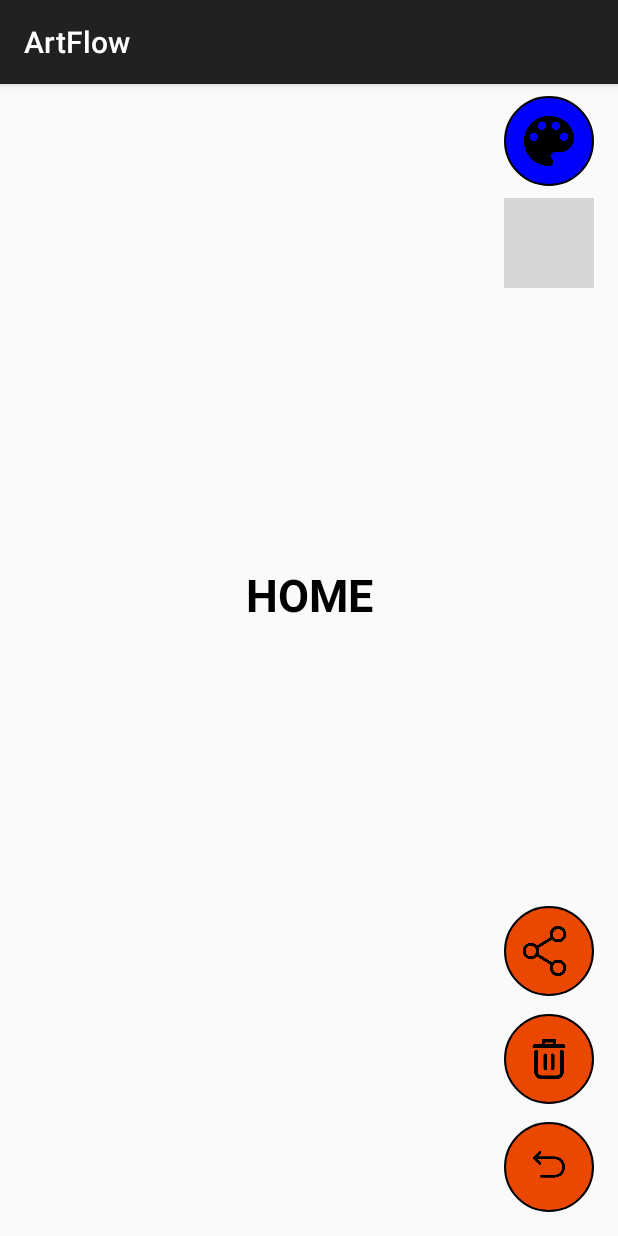
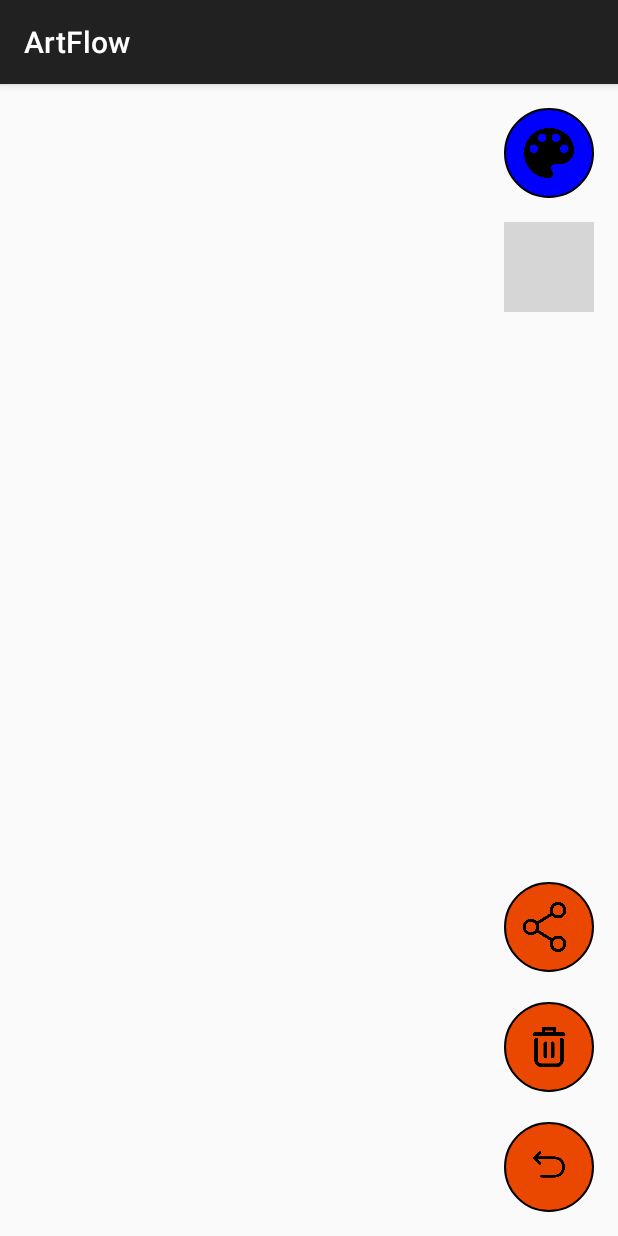
Before and after one commit to 5ditto/SA, an Android app built with Jetpack Compose: the screen it shows after launch (Home), on a phone screen of 412 x 824 dp. Run offline under Robolectric (Android 15) with nearby library versions, the phone set to English and light mode, and no system bars; our stand-ins replace Firebase (no records; nobody signed in at launch, a user with empty details on screens opened directly); libraries missing offline, so code that uses them is left out: yuku.ambilwarna; grey boxes are pictures that could not be loaded.

Commit message:
com erros

```diff
--- a/ArtFlow/app/src/main/AndroidManifest.xml
+++ b/ArtFlow/app/src/main/AndroidManifest.xml
@@ -37,7 +37,7 @@
             android:grantUriPermissions="true">
             <meta-data
                 android:name="android.support.FILE_PROVIDER_PATHS"
-                android:resource="@xml/file_paths" />
+                android:resource="@xml/provider_paths" />
         </provider>
     </application>
 
--- a/ArtFlow/app/src/main/java/com/example/artflow/ui/CanvasView.kt
+++ b/ArtFlow/app/src/main/java/com/example/artflow/ui/CanvasView.kt
@@ -1,5 +1,6 @@
 package com.example.artflow.ui
 
+import android.annotation.SuppressLint
 import android.content.Context
 import android.content.Intent
 import android.graphics.*
@@ -10,68 +11,83 @@ import android.view.View
 import androidx.core.content.FileProvider
 import java.io.File
 import java.io.FileOutputStream
+import android.graphics.Color
+import android.view.MotionEvent
 import java.io.IOException
-import android.graphics.Color
 
-class CanvasView : View {
-    private val paint = Paint()
-    private val path = Path()
-    private var brushColor: Int = Color.BLACK
+class CanvasView(context: Context, attrs: AttributeSet?): View(context,attrs) {
+    private val paths  = ArrayList<Pair<Path, Paint>>()
+    private lateinit var currentPath: Path
+    private lateinit var currentPaint: Paint
+    private var isBitmapReady = false
 
-    constructor(context: Context) : super(context) {
-        init(null)
+    init{
+        setupPaint(Color.BLACK, 10f)
     }
 
-    constructor(context: Context, attrs: AttributeSet?) : super(context, attrs) {
-        init(attrs)
+    private fun setupPaint(color: Int, width : Float){
+        currentPaint = Paint()
+        currentPaint.isAntiAlias = true
+        currentPaint.color = color
+        currentPaint.style = Paint.Style.STROKE
+        currentPaint.strokeJoin = Paint.Join.ROUND
+        currentPaint.strokeWidth = width
     }
 
-    constructor(context: Context, attrs: AttributeSet?, defStyleAttr: Int) : super(context, attrs, defStyleAttr) {
-        init(attrs)
+    fun setColor(color: Int) {
+        currentPaint.color = color
     }
 
-    fun setStrokeWidth(i : Float){
-        this.paint.strokeWidth = i
+    fun setStrokeWidth(width: Float) {
+        currentPaint.strokeWidth = width
     }
 
-    private fun init(attrs: AttributeSet?) {
-        paint.isAntiAlias = true
-        paint.strokeWidth = 10f
-        paint.style = Paint.Style.STROKE
-        paint.color = brushColor // Define a cor do pincel
+    override fun onDraw(canvas: Canvas) {
+        super.onDraw(canvas)
+        paths.forEach { (path, paint) ->
+            canvas.drawPath(path, paint)
+        }
+        isBitmapReady = true
     }
 
+    @SuppressLint("ClickableViewAccessibility")
+    override fun onTouchEvent(event: MotionEvent): Boolean {
+        val touchX = event.x
+        val touchY = event.y
 
-    fun setBrushColor(color: Int){
-        brushColor = color
-        paint.color = color
+        when(event.action){
+            MotionEvent.ACTION_DOWN -> {
+                currentPath = Path()
+                currentPath.moveTo(touchX, touchY)
+                paths.add(Pair(currentPath, Paint(currentPaint)))
+            }
+            MotionEvent.ACTION_MOVE -> {
+                currentPath.lineTo(touchX, touchY)
+            }
+            MotionEvent.ACTION_UP -> {
+                // No caso de ACTION_UP, não precisamos fazer nada
+            }
+        }
         invalidate()
+        return true
     }
 
-    // Desenhar
-    override fun onDraw(canvas: Canvas) {
-        super.onDraw(canvas)
-
-        canvas.drawPath(path,paint)
-    }
-
-
     // Clear
-    fun clearCanvas(){
-        path.reset()
+    fun clear() {
+        paths.clear()
         invalidate()
     }
 
     // Undo
-    fun undo(){
-        if(!path.isEmpty){
-            path.reset()
+    fun undo() {
+        if (paths.size > 0) {
+            paths.removeAt(paths.size - 1)
             invalidate()
         }
     }
 
     // Share
-    fun shareCanvasDrawing() {
+    fun shareDrawing() {
         val bitmap = Bitmap.createBitmap(width, height, Bitmap.Config.ARGB_8888)
         val canvas = Canvas(bitmap)
         draw(canvas)
@@ -98,6 +114,4 @@ class CanvasView : View {
         }
         return file
     }
-
-
 }
--- a/ArtFlow/app/src/main/java/com/example/artflow/ui/Home.kt
+++ b/ArtFlow/app/src/main/java/com/example/artflow/ui/Home.kt
@@ -3,8 +3,8 @@ package com.example.artflow.ui
 import android.annotation.SuppressLint
 import android.content.Context
 import android.graphics.Color
+import android.graphics.drawable.GradientDrawable
 import android.hardware.SensorManager
-import android.graphics.drawable.GradientDrawable
 import androidx.appcompat.app.AppCompatActivity
 import android.os.Bundle
 import android.view.View
@@ -18,8 +18,6 @@ import yuku.ambilwarna.AmbilWarnaDialog
 private val INITIAL_SIZE = 10f // Tamanho inicial da bolinha
 private val MAX_SIZE = 20f // Tamanho máximo do pincel
 private val MIN_SIZE = 1f // Tamanho mínimo do pincel
-
-
 
 class Home : AppCompatActivity() {
     private var initialColor = Color.BLACK
@@ -36,28 +34,25 @@ class Home : AppCompatActivity() {
         val undoButton = findViewById<ImageView>(R.id.btn_undo)
         val colorButton = findViewById<ImageView>(R.id.btn_color)
         val widthButton = findViewById<ImageView>(R.id.btn_width)
+
         shareButton.setOnClickListener {
-            canvasView.shareCanvasDrawing()
+            canvasView.shareDrawing()
         }
         deleteButton.setOnClickListener {
-            canvasView.clearCanvas()
+            canvasView.clear()
         }
         undoButton.setOnClickListener {
             canvasView.undo()
         }
         colorButton.setOnClickListener {
-            openColorPicker(canvasView,colorButton)
+            openColorPicker(canvasView, colorButton)
         }
         widthButton.setOnClickListener {
-            changeWidth(widthButton,canvasView)
+            changeWidth(widthButton, canvasView)
         }
 
-
         val sensorManager = getSystemService(Context.SENSOR_SERVICE) as SensorManager
-
-        sensorDataCollector = SensorDataCollector(sensorManager,this)
-
-
+        sensorDataCollector = SensorDataCollector(sensorManager, this)
     }
 
     override fun onStart() {
@@ -81,20 +76,20 @@ class Home : AppCompatActivity() {
             "upright" -> Color.BLACK
             "upleft" -> Color.CYAN // Escolha a cor desejada para a diagonal superior esquerda
             "downright" -> Color.MAGENTA // Escolha a cor desejada para a diagonal inferior direita
-            "downleft" -> Color.GRAY //
+            "downleft" -> Color.GRAY // Escolha a cor desejada para a diagonal inferior esquerda
             else -> Color.WHITE // Cor padrão
         }
         layout.setBackgroundColor(color)
     }
 
-    fun openColorPicker(canvasView : CanvasView, btn_color : ImageView){
-        val colorPicker = AmbilWarnaDialog(this, initialColor, object : AmbilWarnaDialog.OnAmbilWarnaListener {
+    fun openColorPicker(canvasView: CanvasView, btn_color: ImageView) {
+        val colorPicker =
+            AmbilWarnaDialog(this, initialColor, object : AmbilWarnaDialog.OnAmbilWarnaListener {
                 override fun onCancel(dialog: AmbilWarnaDialog?) {
-                // Nada a fazer se o usuário cancelar a seleção de cor
                 }
 
                 override fun onOk(dialog: AmbilWarnaDialog?, color: Int) {
-                canvasView.setBrushColor(color)
+                    canvasView.setColor(color)
                     val roundedDrawable = GradientDrawable()
                     roundedDrawable.shape = GradientDrawable.OVAL
                     roundedDrawable.setColor(color)
@@ -105,12 +100,12 @@ class Home : AppCompatActivity() {
     }
 
     @SuppressLint("WrongViewCast")
-    fun changeWidth(button : ImageView, canvasView: CanvasView) {
+    fun changeWidth(button: ImageView, canvasView: CanvasView) {
         val seekBar = findViewById<SeekBar>(R.id.seekBar)
         val brushSizeIndicator = findViewById<ImageView>(R.id.brushSizeIndicator)
 
         button.setOnClickListener {
-            if (isSeekBarVisible){
+            if (isSeekBarVisible) {
                 seekBar.visibility = View.GONE
                 isSeekBarVisible = false
             } else {
@@ -121,7 +116,8 @@ class Home : AppCompatActivity() {
 
         seekBar.setOnSeekBarChangeListener(object : SeekBar.OnSeekBarChangeListener {
             override fun onProgressChanged(seekBar: SeekBar?, progress: Int, fromUser: Boolean) {
-                val newSize = (MIN_SIZE + progress * (MAX_SIZE - MIN_SIZE) / seekBar?.max!!).toFloat()
+                val newSize =
+                    (MIN_SIZE + progress * (MAX_SIZE - MIN_SIZE) / seekBar?.max!!).toFloat()
 
                 // Atualizar a escala da bolinha
                 brushSizeIndicator.scaleX = newSize / INITIAL_SIZE
@@ -133,7 +129,8 @@ class Home : AppCompatActivity() {
 
                 val layoutParams = brushSizeIndicator.layoutParams as ConstraintLayout.LayoutParams
                 if (seekBar != null) {
-                    layoutParams.leftMargin = seekBar.left + seekBar.thumb.bounds.left - brushSizeIndicator.width / 2
+                    layoutParams.leftMargin =
+                        seekBar.left + seekBar.thumb.bounds.left - brushSizeIndicator.width / 2
                 }
                 brushSizeIndicator.layoutParams = layoutParams
             }
--- a/ArtFlow/app/src/main/res/layout/activity_home.xml
+++ b/ArtFlow/app/src/main/res/layout/activity_home.xml
@@ -8,30 +8,27 @@
     android:gravity="center"
     tools:context=".ui.Home">
 
-    <TextView
-        android:id="@+id/textView"
-        android:layout_width="wrap_content"
-        android:layout_height="wrap_content"
-        android:layout_marginTop="320dp"
-        android:text="HOME"
-        android:textColor="@color/black"
-        android:textSize="30sp"
-        android:textStyle="bold"
-        app:layout_constraintEnd_toEndOf="parent"
-        app:layout_constraintStart_toStartOf="parent"
-        app:layout_constraintTop_toTopOf="parent"
-        app:layout_constraintVertical_chainStyle="packed" />
-
     <com.example.artflow.ui.CanvasView
         android:id="@+id/canvasView"
         android:layout_width="0dp"
         android:layout_height="0dp"
-        app:layout_constraintBottom_toBottomOf="parent"
+        app:layout_constraintBottom_toTopOf="@+id/seekBar"
+        app:layout_constraintEnd_toEndOf="parent"
+        app:layout_constraintStart_toStartOf="parent"
+        app:layout_constraintTop_toTopOf="parent" />
+
+    <SeekBar
+        android:id="@+id/seekBar"
+        android:layout_width="0dp"
+        android:layout_height="wrap_content"
+        android:layout_marginStart="16dp"
+        android:layout_marginTop="132dp"
+        android:visibility="gone"
+        android:layout_marginEnd="16dp"
         app:layout_constraintEnd_toEndOf="parent"
         app:layout_constraintHorizontal_bias="0.0"
         app:layout_constraintStart_toStartOf="parent"
-        app:layout_constraintTop_toTopOf="parent"
-        app:layout_constraintVertical_bias="0.0" />
+        app:layout_constraintTop_toBottomOf="@+id/canvasView" />
 
     <ImageView
         android:id="@+id/btn_undo"
@@ -51,7 +48,7 @@
         android:layout_width="60dp"
         android:layout_height="60dp"
         android:layout_marginEnd="16dp"
-        android:layout_marginBottom="88dp"
+        android:layout_marginBottom="96dp"
         android:background="@drawable/button_orange"
         android:gravity="center"
         android:padding="15dp"
@@ -64,7 +61,7 @@
         android:layout_width="60dp"
         android:layout_height="60dp"
         android:layout_marginEnd="16dp"
-        android:layout_marginBottom="160dp"
+        android:layout_marginBottom="176dp"
         android:background="@drawable/button_orange"
         android:gravity="center"
         android:padding="13dp"
@@ -79,13 +76,13 @@
         android:layout_width="60dp"
         android:layout_height="60dp"
         android:layout_marginEnd="16dp"
-        android:layout_marginBottom="700dp"
+        android:layout_marginTop="16dp"
         android:background="@drawable/button_blue"
         android:gravity="center"
         android:padding="13dp"
         android:src="@drawable/palette"
-        app:layout_constraintBottom_toBottomOf="parent"
         app:layout_constraintEnd_toEndOf="parent"
+        app:layout_constraintTop_toTopOf="parent"
         tools:ignore="RtlSymmetry" />
 
     <ImageView
@@ -93,36 +90,24 @@
         android:layout_width="60dp"
         android:layout_height="60dp"
         android:layout_marginEnd="16dp"
-        android:layout_marginBottom="632dp"
+        android:layout_marginTop="16dp"
         android:background="@drawable/button_blue"
         android:gravity="center"
         android:padding="13dp"
         android:src="@drawable/width"
-        app:layout_constraintBottom_toBottomOf="parent"
         app:layout_constraintEnd_toEndOf="parent"
-        android:onClick="changeWidth"
+        app:layout_constraintTop_toBottomOf="@+id/btn_color"
         tools:ignore="RtlSymmetry" />
-
-    <SeekBar
-        android:id="@+id/seekBar"
-        android:layout_width="313dp"
-        android:layout_height="33dp"
-        android:layout_marginStart="16dp"
-        android:layout_marginEnd="16dp"
-        android:visibility="gone"
-        app:layout_constraintEnd_toEndOf="parent"
-        app:layout_constraintHorizontal_bias="0.0"
-        app:layout_constraintStart_toStartOf="parent"
-        app:layout_constraintTop_toBottomOf="@id/btn_width" />
 
     <ImageView
         android:id="@+id/brushSizeIndicator"
         android:layout_width="40dp"
         android:layout_height="40dp"
-        android:layout_marginBottom="556dp"
+        android:layout_marginBottom="16dp"
+        android:layout_marginEnd="16dp"
         android:visibility="gone"
         android:background="@drawable/circle_background"
-        app:layout_constraintBottom_toBottomOf="parent"
+        app:layout_constraintBottom_toTopOf="@+id/btn_width"
         app:layout_constraintEnd_toEndOf="parent"
         app:layout_constraintHorizontal_bias="0.043"
         app:layout_constraintStart_toStartOf="parent" />
--- /dev/null
+++ b/ArtFlow/app/src/main/res/xml/provider_paths.xml
@@ -0,0 +1,4 @@
+<?xml version="1.0" encoding="utf-8"?>
+<paths xmlns:android="http://schemas.android.com/apk/res/android">
+    <external-path name="external_files" path="." />
+</paths>
```
Also changed, not shown: ArtFlow/app/src/main/java/com/example/artflow/ui/CanvasView2.kt (added, +74 -0 lines), ArtFlow/app/src/main/java/com/example/artflow/utils/sensor/SensorDataCollector.kt (+7 -7 lines). Lines whose indentation alone changed are shown as unchanged.
